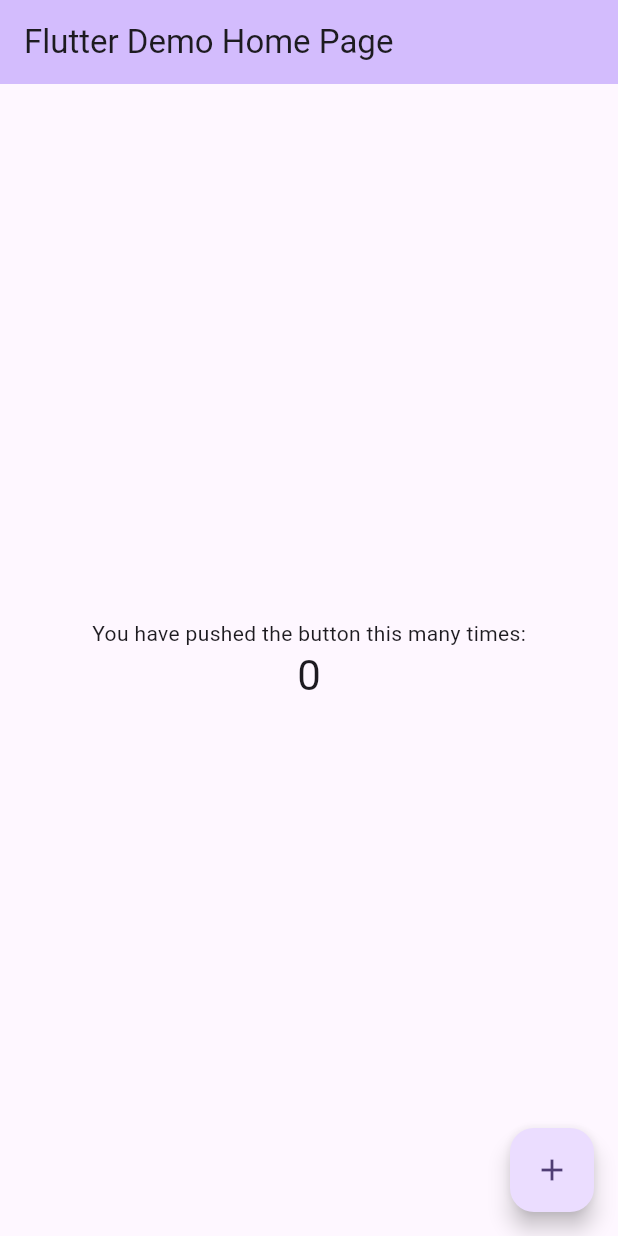
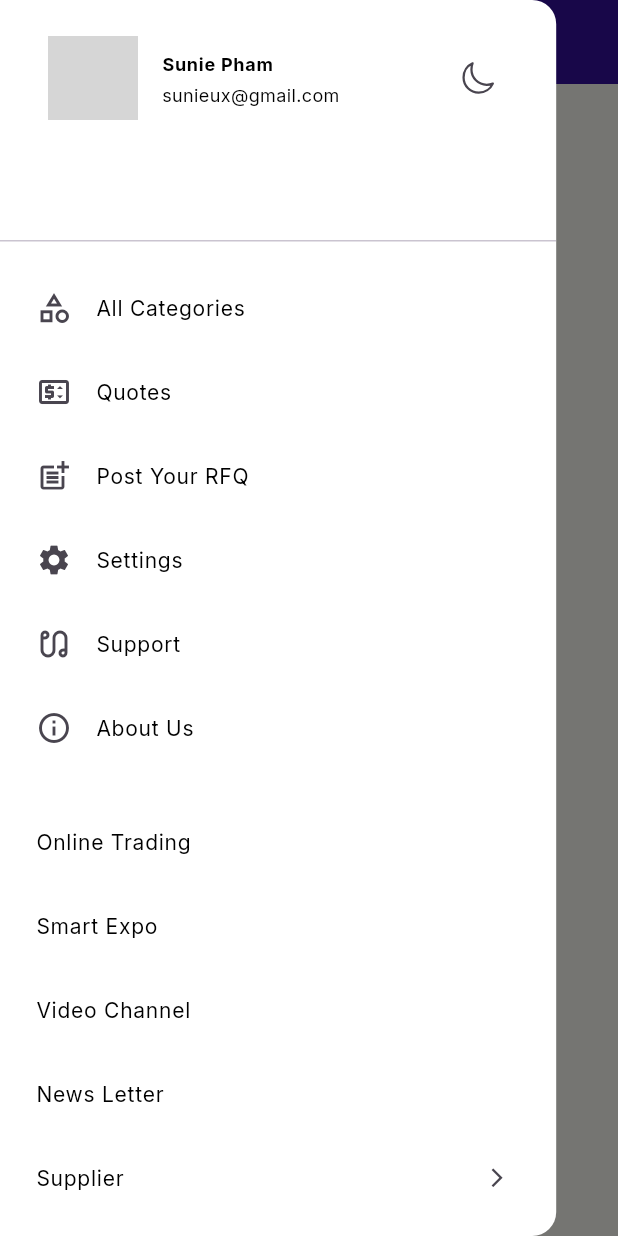
Before and after one commit to GTrack-Application/PRoute, a Flutter app: the screen it shows after launch, with the side drawer open (before the commit the screen has no drawer), on a phone screen of 412 x 824 dp. Run offline on Flutter 3.47's test engine with Material 2 defaults, Android fonts, the phone set to English and light mode, and no system bars; our stand-ins replace auto_size_text, awesome_dialog, flutter_spinkit, google_fonts, ionicons, nb_utils and 1 more; grey boxes are pictures that could not be loaded.

Commit message:
Updated the primary Colors and other things

```diff
--- a/lib/Global/common/colors/app_colors.dart
+++ b/lib/Global/common/colors/app_colors.dart
@@ -1,26 +1,28 @@
 import 'package:flutter/material.dart';
 
 abstract class AppColors {
-  static const Color primary = Color(0xFF300080);
-  static const Color secondary = Color.fromRGBO(246, 12, 12, 1);
-  static const Color fields = Color.fromRGBO(236, 244, 249, 1);
+  static const Color primary = Color(0xFF350F9F);
+  // rgba(55, 165, 105, 1)
+  static const Color dartGreen = Color.fromRGBO(55, 165, 105, 1);
+  // rgba(90, 241, 159, 1)
+  static const Color lightGreen = Color.fromRGBO(90, 241, 159, 1);
+  // rgba(13, 217, 107, 1)
+  static const Color green = Color.fromRGBO(13, 217, 107, 1);
+  // rgba(250, 149, 76, 1)
+  static const Color orange = Color.fromRGBO(250, 149, 76, 1);
+  // rgba(54, 133, 252, 1)
+  static const Color blue = Color.fromRGBO(54, 133, 252, 1);
+  // rgba(217, 217, 217, 1)
+  static const Color grey = Color.fromRGBO(217, 217, 217, 1);
+
+  static const Color field = Color.fromRGBO(236, 244, 249, 1);
+
   static const Color success = Color.fromRGBO(34, 139, 34, 1);
-
   static const Color background = Color.fromRGBO(255, 255, 249, 1);
   static const Color white = Color.fromRGBO(255, 255, 255, 1);
   static const Color black = Color.fromRGBO(0, 0, 0, 1);
   static const Color danger = Color.fromRGBO(255, 0, 0, 1);
-  static const Color transparentColor = Color.fromRGBO(0, 0, 0, 0.5);
-
   static const Color transparent = Colors.transparent;
-  static const Color grey = Colors.grey;
-
-  //background: rgba(15, 181, 218, 1);
   static const Color skyBlue = Color.fromRGBO(15, 181, 218, 1);
-
-  //background: rgba(224, 34, 102, 1);
   static const Color pink = Color.fromRGBO(224, 34, 102, 1);
-
-  //background: rgba(29, 174, 17, 1);
-  static const Color green = Color.fromRGBO(29, 174, 17, 1);
 }
--- a/lib/Global/widgets/buttons/icon_button_widget.dart
+++ b/lib/Global/widgets/buttons/icon_button_widget.dart
@@ -1,6 +1,6 @@
 import 'package:auto_size_text/auto_size_text.dart';
 import 'package:flutter/material.dart';
-import 'package:get/get.dart';
+import 'package:nb_utils/nb_utils.dart';
 import 'package:p_route/global/common/colors/app_colors.dart';
 
 class IconButtonWidget extends StatelessWidget {
@@ -27,8 +27,8 @@ class IconButtonWidget extends StatelessWidget {
           child: Image.asset(
             icon,
             fit: BoxFit.contain,
-            height: context.height,
-            width: context.width,
+            height: context.height(),
+            width: context.width(),
           ),
         ),
         Flexible(
--- a/lib/Global/widgets/buttons/primary_button.dart
+++ b/lib/Global/widgets/buttons/primary_button.dart
@@ -1,5 +1,5 @@
 import 'package:flutter/material.dart';
-import 'package:get/get.dart';
+import 'package:nb_utils/nb_utils.dart';
 
 class PrimaryButtonWidget extends StatelessWidget {
   const PrimaryButtonWidget({
@@ -14,7 +14,7 @@ class PrimaryButtonWidget extends StatelessWidget {
   @override
   Widget build(BuildContext context) {
     return SizedBox(
-      width: context.width,
+      width: context.width(),
       height: 45,
       child: ElevatedButton(
         onPressed: onPressed,
--- a/lib/Global/widgets/drop_down/drop_down_widget.dart
+++ b/lib/Global/widgets/drop_down/drop_down_widget.dart
@@ -1,6 +1,6 @@
 import 'package:auto_size_text/auto_size_text.dart';
 import 'package:flutter/material.dart';
-import 'package:p_route/global/common/colors/app_colors.dart';
+import 'package:p_route/Global/common/colors/app_colors.dart';
 
 class DropDownWidget extends StatelessWidget {
   const DropDownWidget({
@@ -19,11 +19,11 @@ class DropDownWidget extends StatelessWidget {
     return Container(
       decoration: BoxDecoration(
         border: Border.all(
-          color: AppColors.fields,
+          color: AppColors.field,
           width: 1,
         ),
         borderRadius: BorderRadius.circular(5),
-        color: AppColors.fields,
+        color: AppColors.field,
       ),
       child: DropdownButton(
         value: value,
--- a/lib/Global/widgets/text_field/icon_text_field.dart
+++ b/lib/Global/widgets/text_field/icon_text_field.dart
@@ -1,5 +1,5 @@
 import 'package:flutter/material.dart';
-import 'package:p_route/global/common/colors/app_colors.dart';
+import 'package:p_route/Global/common/colors/app_colors.dart';
 
 class IconTextField extends StatelessWidget {
   const IconTextField({
@@ -49,7 +49,7 @@ class IconTextField extends StatelessWidget {
             return null;
           },
       decoration: InputDecoration(
-        fillColor: AppColors.fields,
+        fillColor: AppColors.field,
         filled: true,
         // prefixIcon: leadingIcon ?? const SizedBox.shrink(),
         suffixIcon: suffixIcon ?? const SizedBox.shrink(),
--- a/lib/Global/widgets/text_field/text_field_widget.dart
+++ b/lib/Global/widgets/text_field/text_field_widget.dart
@@ -1,5 +1,5 @@
 import 'package:flutter/material.dart';
-import 'package:p_route/global/common/colors/app_colors.dart';
+import 'package:p_route/Global/common/colors/app_colors.dart';
 
 class TextFieldWidget extends StatelessWidget {
   const TextFieldWidget({
@@ -48,7 +48,7 @@ class TextFieldWidget extends StatelessWidget {
             return null;
           },
       decoration: InputDecoration(
-        fillColor: AppColors.fields,
+        fillColor: AppColors.field,
         filled: true,
         suffixIcon: suffixIcon ?? const SizedBox.shrink(),
         contentPadding: const EdgeInsets.symmetric(
--- /dev/null
+++ b/lib/Screens/map_home_screen.dart
@@ -0,0 +1,22 @@
+import 'package:flutter/material.dart';
+import 'package:p_route/Widgets/app_drawer.dart';
+
+class MapHomeScreen extends StatefulWidget {
+  const MapHomeScreen({super.key});
+
+  @override
+  State<MapHomeScreen> createState() => _MapHomeScreenState();
+}
+
+class _MapHomeScreenState extends State<MapHomeScreen> {
+  @override
+  Widget build(BuildContext context) {
+    return Scaffold(
+      appBar: AppBar(
+        title: const Text('Map Home Screen'),
+      ),
+      drawer: const AppDrawerWidget(),
+      body: Container(),
+    );
+  }
+}
--- /dev/null
+++ b/lib/Widgets/app_drawer.dart
@@ -0,0 +1,184 @@
+import 'package:flutter/material.dart';
+import 'package:ionicons/ionicons.dart';
+import 'package:nb_utils/nb_utils.dart';
+import 'package:p_route/Widgets/app_text.dart';
+
+class AppDrawerWidget extends StatelessWidget {
+  const AppDrawerWidget({
+    super.key,
+  });
+
+  @override
+  Widget build(BuildContext context) {
+    return Drawer(
+      backgroundColor: Colors.white,
+      width: context.width() * 0.9,
+      child: SingleChildScrollView(
+        child: Column(
+          mainAxisAlignment: MainAxisAlignment.start,
+          crossAxisAlignment: CrossAxisAlignment.start,
+          children: <Widget>[
+            DrawerHeader(
+              child: ListTile(
+                leading: GestureDetector(
+                  onTap: () {},
+                  child: const CircleAvatar(
+                    radius: 30,
+                    backgroundImage: AssetImage('assets/icons/avatar.png'),
+                  ),
+                ),
+                title: GestureDetector(
+                  onTap: () {},
+                  child: AppText.normal(
+                    'Sunie Pham',
+                    fontWeight: FontWeight.bold,
+                  ),
+                ),
+                subtitle: GestureDetector(
+                  onTap: () {},
+                  child: AppText.normal('sunieux@gmail.com'),
+                ),
+                trailing: const Icon(Ionicons.moon_outline),
+              ),
+            ),
+            Padding(
+              padding: const EdgeInsets.all(8.0),
+              child: Column(
+                children: <Widget>[
+                  ListTile(
+                    leading: const Icon(Icons.category_outlined),
+                    title: AppText.subHeading('All Categories'),
+                    onTap: () {
+                      Navigator.of(context).pop();
+                    },
+                  ),
+                  ListTile(
+                    leading: const Icon(Icons.price_change_outlined),
+                    title: AppText.subHeading('Quotes'),
+                    onTap: () {
+                      Navigator.of(context).pop();
+                    },
+                  ),
+                  ListTile(
+                    leading: const Icon(Icons.post_add_outlined),
+                    title: AppText.subHeading('Post Your RFQ'),
+                    onTap: () {
+                      Navigator.of(context).pop();
+                    },
+                  ),
+                  ListTile(
+                    leading: const Icon(Icons.settings),
+                    title: AppText.subHeading('Settings'),
+                    onTap: () {},
+                  ),
+                  ListTile(
+                    leading: const Icon(Icons.earbuds_outlined),
+                    title: AppText.subHeading('Support'),
+                    onTap: () {
+                      Navigator.of(context).pop();
+                    },
+                  ),
+                  ListTile(
+                    leading: const Icon(Icons.info_outline),
+                    title: AppText.subHeading('About Us'),
+                    onTap: () {
+                      Navigator.of(context).pop();
+                    },
+                  ),
+                  20.height,
+                  ListTile(
+                    title: AppText.subHeading('Online Trading'),
+                    onTap: () {},
+                  ),
+                  ListTile(
+                    title: AppText.subHeading('Smart Expo'),
+                    onTap: () {},
+                  ),
+                  ListTile(
+                    title: AppText.subHeading('Video Channel'),
+                    onTap: () {},
+                  ),
+                  ListTile(
+                    title: AppText.subHeading('News Letter'),
+                    onTap: () {},
+                  ),
+                  ListTile(
+                    title: AppText.subHeading('Supplier'),
+                    trailing: const Icon(
+                      Icons.arrow_forward_ios_outlined,
+                      size: 15,
+                    ),
+                    onTap: () {},
+                  ),
+                  ListTile(
+                    title: AppText.subHeading('Buyer'),
+                    trailing: const Icon(
+                      Icons.arrow_forward_ios_outlined,
+                      size: 15,
+                    ),
+                    onTap: () {},
+                  ),
+                  30.height,
+                  ListTile(
+                    title: AppText.subHeading('Country'),
+                    onTap: () {},
+                    trailing: DropdownButton(
+                      value: 'Pakistan',
+                      onChanged: (value) {},
+                      items: [
+                        DropdownMenuItem(
+                          child: AppText.subHeading('Pakistan'),
+                          value: 'Pakistan',
+                        ),
+                        DropdownMenuItem(
+                          child: AppText.subHeading('Vietnam'),
+                          value: 'Vietnam',
+                        ),
+                      ],
+                    ),
+                  ),
+                  ListTile(
+                    title: AppText.subHeading('Language'),
+                    onTap: () {},
+                    trailing: DropdownButton(
+                      value: 'Eng',
+                      onChanged: (value) {},
+                      items: [
+                        DropdownMenuItem(
+                          child: AppText.subHeading('Eng'),
+                          value: 'Eng',
+                        ),
+                        DropdownMenuItem(
+                          child: AppText.subHeading('Vie'),
+                          value: 'Vie',
+                        ),
+                      ],
+                    ),
+                  ),
+                  ListTile(
+                    title: AppText.subHeading('Currency'),
+                    onTap: () {},
+                    trailing: DropdownButton(
+                      value: 'USD',
+                      onChanged: (value) {},
+                      items: [
+                        DropdownMenuItem(
+                          child: AppText.subHeading('USD'),
+                          value: 'USD',
+                        ),
+                        DropdownMenuItem(
+                          child: AppText.subHeading('VND'),
+                          value: 'VND',
+                        ),
+                      ],
+                    ),
+                  ),
+                ],
+              ),
+            ),
+          ],
+        ),
+      ),
+    );
+  }
+}
--- /dev/null
+++ b/lib/Widgets/app_text.dart
@@ -0,0 +1,67 @@
+import 'package:flutter/material.dart';
+import 'package:google_fonts/google_fonts.dart';
+
+class AppText {
+  static heading(
+    String text, {
+    Color? color,
+    FontWeight? fontWeight,
+    TextAlign? textAlign,
+    String? fontFamily,
+    double? fontsize,
+  }) {
+    return Text(
+      text,
+      textAlign: textAlign ?? TextAlign.start,
+      style: TextStyle(
+        color: color ?? Colors.black,
+        fontWeight: fontWeight ?? FontWeight.normal,
+        fontSize: fontsize ?? 24,
+        fontFamily: fontFamily ?? GoogleFonts.inter().fontFamily,
+      ),
+    );
+  }
+
+  static subHeading(
+    String text, {
+    Color? color,
+    FontWeight? fontWeight,
+    TextAlign? textAlign,
+    String? fontFamily,
+    double? fontsize,
+  }) {
+    return Text(
+      text,
+      textAlign: textAlign ?? TextAlign.start,
+      style: TextStyle(
+        color: color ?? Colors.black,
+        fontWeight: fontWeight ?? FontWeight.normal,
+        fontSize: fontsize ?? 14,
+        fontFamily: fontFamily ?? GoogleFonts.inter().fontFamily,
+      ),
+    );
+  }
+
+  static normal(
+    String text, {
+    Color? color,
+    FontWeight? fontWeight,
+    TextAlign? textAlign,
+    String? fontFamily,
+    int? maxline,
+    double? fontsize,
+  }) {
+    return Text(
+      text,
+      textAlign: textAlign ?? TextAlign.start,
+      overflow: TextOverflow.ellipsis,
+      maxLines: maxline,
+      style: TextStyle(
+        color: color ?? Colors.black,
+        fontWeight: fontWeight ?? FontWeight.normal,
+        fontSize: fontsize ?? 12,
+        fontFamily: fontFamily ?? GoogleFonts.inter().fontFamily,
+      ),
+    );
+  }
+}
--- a/lib/main.dart
+++ b/lib/main.dart
@@ -1,4 +1,6 @@
 import 'package:flutter/material.dart';
+import 'package:p_route/Global/themes/themes.dart';
+import 'package:p_route/Screens/map_home_screen.dart';
 
 void main() {
   runApp(const MyApp());
@@ -11,115 +13,10 @@ class MyApp extends StatelessWidget {
   @override
   Widget build(BuildContext context) {
     return MaterialApp(
-      title: 'Flutter Demo',
-      theme: ThemeData(
-        // This is the theme of your application.
-        //
-        // TRY THIS: Try running your application with "flutter run". You'll see
-        // the application has a blue toolbar. Then, without quitting the app,
-        // try changing the seedColor in the colorScheme below to Colors.green
-        // and then invoke "hot reload" (save your changes or press the "hot
-        // reload" button in a Flutter-supported IDE, or press "r" if you used
-        // the command line to start the app).
-        //
-        // Notice that the counter didn't reset back to zero; the application
-        // state is not lost during the reload. To reset the state, use hot
-        // restart instead.
-        //
-        // This works for code too, not just values: Most code changes can be
-        // tested with just a hot reload.
-        colorScheme: ColorScheme.fromSeed(seedColor: Colors.deepPurple),
-        useMaterial3: true,
-      ),
-      home: const MyHomePage(title: 'Flutter Demo Home Page'),
+      title: 'PRoute',
+      debugShowCheckedModeBanner: false,
+      theme: Themes.lightTheme(),
+      home: const MapHomeScreen(),
     );
   }
 }
-
-class MyHomePage extends StatefulWidget {
-  const MyHomePage({super.key, required this.title});
-
-  // This widget is the home page of your application. It is stateful, meaning
-  // that it has a State object (defined below) that contains fields that affect
-  // how it looks.
-
-  // This class is the configuration for the state. It holds the values (in this
-  // case the title) provided by the parent (in this case the App widget) and
-  // used by the build method of the State. Fields in a Widget subclass are
-  // always marked "final".
-
-  final String title;
-
-  @override
-  State<MyHomePage> createState() => _MyHomePageState();
-}
-
-class _MyHomePageState extends State<MyHomePage> {
-  int _counter = 0;
-
-  void _incrementCounter() {
-    setState(() {
-      // This call to setState tells the Flutter framework that something has
-      // changed in this State, which causes it to rerun the build method below
-      // so that the display can reflect the updated values. If we changed
-      // _counter without calling setState(), then the build method would not be
-      // called again, and so nothing would appear to happen.
-      _counter++;
-    });
-  }
-
-  @override
-  Widget build(BuildContext context) {
-    // This method is rerun every time setState is called, for instance as done
-    // by the _incrementCounter method above.
-    //
-    // The Flutter framework has been optimized to make rerunning build methods
-    // fast, so that you can just rebuild anything that needs updating rather
-    // than having to individually change instances of widgets.
-    return Scaffold(
-      appBar: AppBar(
-        // TRY THIS: Try changing the color here to a specific color (to
-        // Colors.amber, perhaps?) and trigger a hot reload to see the AppBar
-        // change color while the other colors stay the same.
-        backgroundColor: Theme.of(context).colorScheme.inversePrimary,
-        // Here we take the value from the MyHomePage object that was created by
-        // the App.build method, and use it to set our appbar title.
-        title: Text(widget.title),
-      ),
-      body: Center(
-        // Center is a layout widget. It takes a single child and positions it
-        // in the middle of the parent.
-        child: Column(
-          // Column is also a layout widget. It takes a list of children and
-          // arranges them vertically. By default, it sizes itself to fit its
-          // children horizontally, and tries to be as tall as its parent.
-          //
-          // Column has various properties to control how it sizes itself and
-          // how it positions its children. Here we use mainAxisAlignment to
-          // center the children vertically; the main axis here is the vertical
-          // axis because Columns are vertical (the cross axis would be
-          // horizontal).
-          //
-          // TRY THIS: Invoke "debug painting" (choose the "Toggle Debug Paint"
-          // action in the IDE, or press "p" in the console), to see the
-          // wireframe for each widget.
-          mainAxisAlignment: MainAxisAlignment.center,
-          children: <Widget>[
-            const Text(
-              'You have pushed the button this many times:',
-            ),
-            Text(
-              '$_counter',
-              style: Theme.of(context).textTheme.headlineMedium,
-            ),
-          ],
-        ),
-      ),
-      floatingActionButton: FloatingActionButton(
-        onPressed: _incrementCounter,
-        tooltip: 'Increment',
-        child: const Icon(Icons.add),
-      ), // This trailing comma makes auto-formatting nicer for build methods.
-    );
-  }
-}
--- a/pubspec.yaml
+++ b/pubspec.yaml
@@ -52,7 +52,6 @@ dependencies:
   nb_utils: ^6.1.0
   dropdown_search: ^5.0.6
   geolocator: ^10.1.0
-  get: ^4.6.5
   awesome_dialog: ^3.2.0
   page_transition: ^2.1.0
   loading_animation_widget: ^1.2.0+4
```
Also changed, not shown: lib/Global/widgets/buttons/secondary_button.dart (deleted, +0 -62 lines), pubspec.lock.
